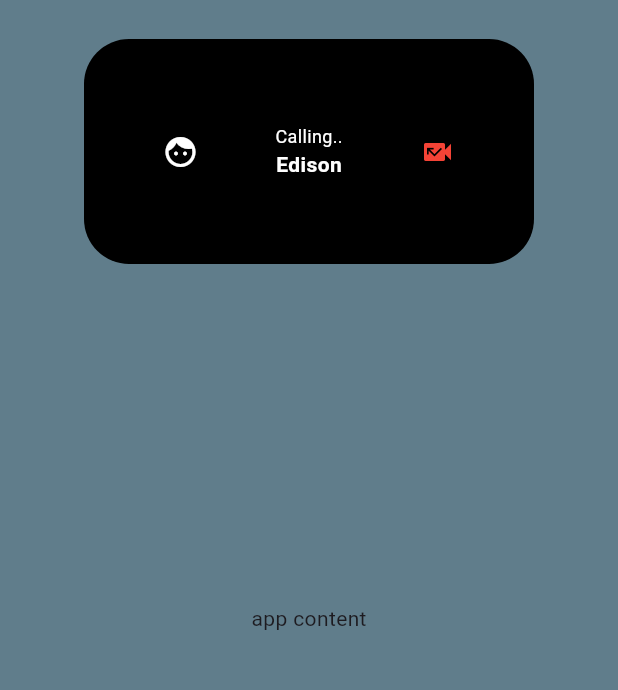
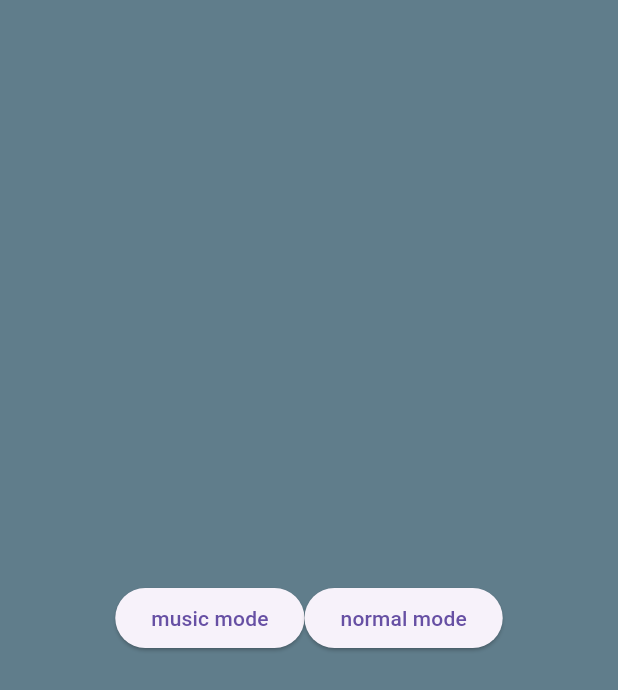
Before and after one commit to alin262/android_island, a Flutter app: the screen it shows after launch, on a phone screen of 412 x 824 dp. Shown: the top 690 px of the screen. Run offline on Flutter 3.47's test engine with Material 3 defaults, Android fonts, the phone set to English and light mode, and no system bars.

Commit message:
8: Implement interactive Dynamic Island with Call and Music modes

```diff
--- a/lib/views/home_view.dart
+++ b/lib/views/home_view.dart
@@ -1,4 +1,6 @@
 import 'package:flutter/material.dart';
+
+enum IslandState { none, calling, music }
 
 class HomeView extends StatefulWidget {
   const HomeView({super.key});
@@ -8,10 +10,21 @@
 }
 
 class _HomeViewState extends State<HomeView> {
-  bool isExpanded = true;
+  bool isExpanded = false;
+  bool isShowIsland = false;
+  IslandState currentMode = IslandState.music;
+
   void isToggled() {
     setState(() {
       isExpanded = !isExpanded;
+    });
+  }
+
+  void showNotification(IslandState mode) {
+    setState(() {
+      currentMode = mode;
+      isExpanded = !isExpanded;
+      isShowIsland = true;
     });
   }
 
@@ -22,8 +35,32 @@
       body: Stack(
         children: [
           const Center(child: Text("app content")),
-          Align(
-            alignment: Alignment.topCenter,
+          Center(
+            child: Row(
+              mainAxisAlignment: MainAxisAlignment.center,
+              children: [
+                ElevatedButton(
+                  onPressed: () {
+                    showNotification(IslandState.music);
+                  },
+                  child: Text("music mode"),
+                ),
+                ElevatedButton(
+                  onPressed: () {
+                    showNotification(IslandState.calling);
+                  },
+                  child: Text("normal mode"),
+                ),
+              ],
+            ),
+          ),
+          AnimatedPositioned(
+            top: isShowIsland ? 50 : -150,
+            left: 0,
+            right: 0,
+            duration: Duration(milliseconds: 500),
+            curve: Curves.bounceOut,
+            child: Center(
               child: Padding(
                 padding: const EdgeInsets.all(26.0),
                 child: GestureDetector(
@@ -41,29 +78,99 @@
                     }
                   },
                   child: AnimatedContainer(
-                  padding: EdgeInsets.all(1),
                     alignment: Alignment.center,
-                  duration: const Duration(seconds: 1),
+                    clipBehavior: Clip.hardEdge,
+
+                    duration: const Duration(milliseconds: 300),
                     curve: Curves.easeInOutBack,
-                  width: isExpanded ? 300 : 150,
+                    width: isExpanded
+                        ? 300
+                        : (currentMode == IslandState.music ? 220 : 150),
                     height: isExpanded ? 150 : 50,
                     decoration: BoxDecoration(
                       color: Colors.black,
-                    borderRadius: BorderRadius.circular(isExpanded ? 30 : 20),
+                      borderRadius: BorderRadius.circular(isExpanded ? 30 : 25),
                     ),
+                    child: OverflowBox(
+                      minWidth: 300,
+                      maxWidth: 300,
+                      minHeight: 150,
+                      maxHeight: 150,
                       child: AnimatedCrossFade(
-                    firstChild: const Center(
+                        firstChild: currentMode == IslandState.music
+                            ? const Center(
+                                child: Text(
+                                  "Starboy",
+                                  style: TextStyle(
+                                    color: Colors.white,
+                                    fontWeight: FontWeight.bold,
+                                  ),
+                                ),
+                              )
+                            : const Center(
                                 child: Text(
                                   "Edison",
                                   style: TextStyle(color: Colors.white),
                                 ),
                               ),
-                    secondChild: Row(
-                      mainAxisAlignment: MainAxisAlignment.spaceEvenly,
+                        secondChild: currentMode == IslandState.music
+                            ? Center(
+                              child: Row(
+                                  mainAxisAlignment:
+                                      MainAxisAlignment.spaceEvenly,
+                                  children: [
+                                    Container(
+                                      width: 50,
+                                      height: 50,
+                                      decoration: BoxDecoration(
+                                        color: Colors.redAccent,
+                                        borderRadius: BorderRadius.circular(10),
+                                      ),
+                                      child: const Icon(
+                                        Icons.album,
+                                        color: Colors.white,
+                                      ),
+                                    ),
+                                    const Column(
+                                      mainAxisAlignment: MainAxisAlignment.center,
+                                      crossAxisAlignment:
+                                          CrossAxisAlignment.center,
+                                      mainAxisSize: MainAxisSize.min,
+                                      children: [
+                                        Text(
+                                          "Starboy",
+                                          style: TextStyle(
+                                            color: Colors.white,
+                                            fontWeight: FontWeight.bold,
+                                            fontSize: 16,
+                                          ),
+                                        ),
+                                        Text(
+                                          "The Weeknd",
+                                          style: TextStyle(
+                                            color: Colors.grey,
+                                            fontSize: 12,
+                                          ),
+                                        ),
+                                      ],
+                                    ),
+                                    const Icon(
+                                      Icons.pause_circle_filled,
+                                      color: Colors.white,
+                                      size: 40,
+                                    ),
+                                  ],
+                                ),
+                            )
+                            : Center(
+                              child: Row(
+                                  mainAxisAlignment:
+                                      MainAxisAlignment.spaceEvenly,
                                   crossAxisAlignment: CrossAxisAlignment.center,
                                   children: [
                                     Icon(Icons.face, color: Colors.white),
-                        Column(mainAxisAlignment: MainAxisAlignment.center,
+                                    Column(
+                                      mainAxisAlignment: MainAxisAlignment.center,
                                       children: [
                                         Text(
                                           "Calling..",
@@ -81,13 +188,19 @@
                                         ),
                                       ],
                                     ),
-                        Icon(Icons.missed_video_call, color: Colors.red),
+                                    Icon(
+                                      Icons.missed_video_call,
+                                      color: Colors.red,
+                                    ),
                                   ],
+                                ),
                             ),
                         crossFadeState: isExpanded
                             ? CrossFadeState.showSecond
                             : CrossFadeState.showFirst,
-                    duration: const Duration(milliseconds: 100),
+                        duration: const Duration(milliseconds: 200),
+                      ),
+                    ),
                   ),
                 ),
               ),
```
Lines whose indentation alone changed are shown as unchanged.
